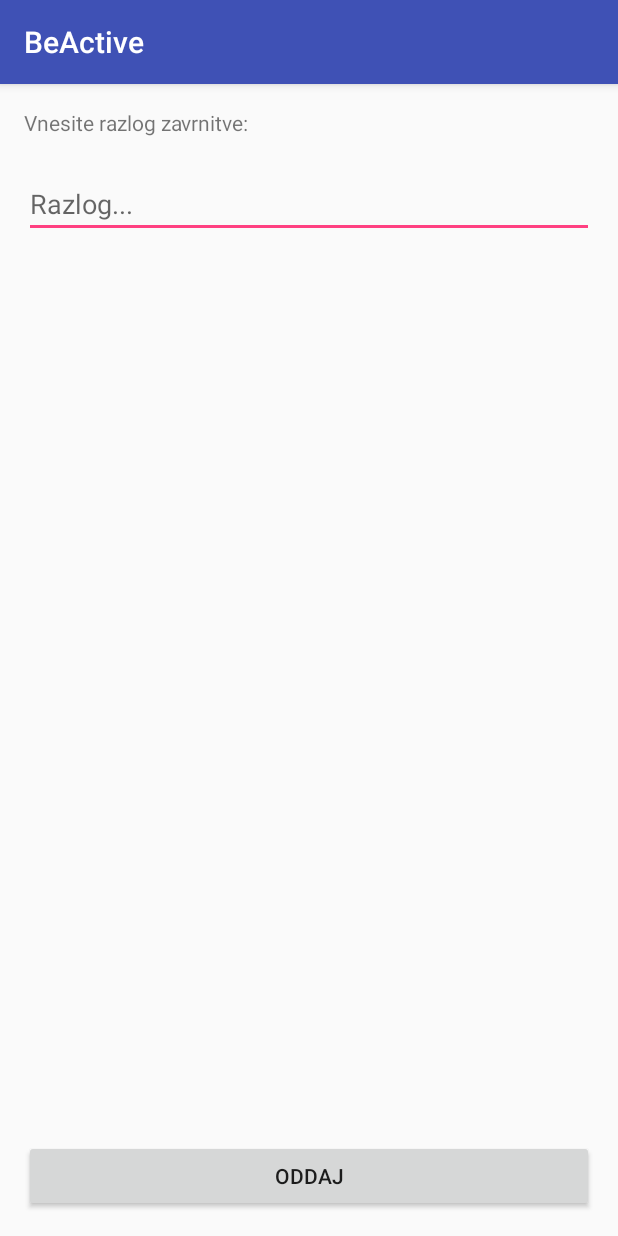
After one commit to markoftw/BeActive_Android, an Android app: the ReviewMessageActivity screen opened directly, with no data from a screen before it, on a phone screen of 412 x 824 dp. The commit adds this screen. Run offline under Robolectric (Android 15) with nearby library versions, the phone set to English and light mode, and no system bars.

Commit message:
Release 0.1.1

```diff
--- a/app/src/main/java/com/marefx/marko/beactive/FirebaseMessagingIDService.java
+++ b/app/src/main/java/com/marefx/marko/beactive/FirebaseMessagingIDService.java
@@ -31,10 +31,10 @@ public class FirebaseMessagingIDService extends FirebaseInstanceIdService {
         RequestBody body = new FormBody.Builder()
                 .add("device_token", token)
                 .build();
-
+        DataService.getToken(FirebaseMessagingIDService.this);
         Request request = new Request.Builder()
-                .addHeader("Authorization", "Bearer " + LoginActivity.JWTToken)
-                .url(UserActivity.SERVER_ADDRESS + "/api/user/register/device")
+                .addHeader("Authorization", "Bearer " + DataService.JWTToken)
+                .url(DataService.SERVER_ADDRESS + "/api/user/register/device")
                 .post(body)
                 .build();
 
--- /dev/null
+++ b/app/src/main/java/com/marefx/marko/beactive/ReviewMessageActivity.java
@@ -0,0 +1,50 @@
+package com.marefx.marko.beactive;
+
+import android.app.Activity;
+import android.content.Context;
+import android.content.Intent;
+import android.support.v7.app.AppCompatActivity;
+import android.os.Bundle;
+import android.text.InputType;
+import android.view.KeyEvent;
+import android.view.MotionEvent;
+import android.view.View;
+import android.view.ViewGroup;
+import android.view.inputmethod.EditorInfo;
+import android.view.inputmethod.InputMethodManager;
+import android.widget.Button;
+import android.widget.EditText;
+import android.widget.TextView;
+import android.widget.Toast;
+
+public class ReviewMessageActivity extends AppCompatActivity {
+
+    TextView naslov;
+    EditText razlog;
+    Button oddaj;
+
+    @Override
+    protected void onCreate(Bundle savedInstanceState) {
+        super.onCreate(savedInstanceState);
+        setContentView(R.layout.activity_review_message);
+
+        naslov = (TextView) findViewById(R.id.textViewNaslov);
+        razlog = (EditText) findViewById(R.id.editTextRazlog);
+        oddaj = (Button) findViewById(R.id.buttonOddaj);
+
+        Intent intent = getIntent();
+        final Integer post_id = intent.getIntExtra("post_id", 0);
+
+        oddaj.setOnClickListener(new View.OnClickListener() {
+            @Override
+            public void onClick(View v) {
+                //Toast.makeText(ReviewMessageActivity.this, post_id.toString(), Toast.LENGTH_LONG).show();
+                if(razlog.getText().length() > 0) {
+                    // send request
+                } else {
+                    Toast.makeText(ReviewMessageActivity.this, "Prosimo vnesite razlog", Toast.LENGTH_LONG).show();
+                }
+            }
+        });
+    }
+}
--- a/app/src/main/res/layout/activity_review.xml
+++ b/app/src/main/res/layout/activity_review.xml
@@ -12,7 +12,7 @@
     tools:context="com.marefx.marko.beactive.ReviewActivity">
 
     <TextView
-        android:text="No pending reviews"
+        android:text="Ni čakajočih slik za odobritev"
         android:layout_width="wrap_content"
         android:layout_height="wrap_content"
         android:id="@+id/textViewTItle"
@@ -34,7 +34,6 @@
     <ImageView
         android:layout_width="wrap_content"
         android:layout_height="wrap_content"
-        app:srcCompat="@drawable/ic_action_name"
         android:id="@+id/imageViewBody"
         android:layout_below="@+id/textViewImageTitle"
         android:layout_alignParentStart="true"
@@ -43,7 +42,7 @@
         android:layout_above="@+id/buttonReviewConfirm" />
 
     <Button
-        android:text="Review"
+        android:text="Oceni"
         android:layout_width="wrap_content"
         android:layout_height="wrap_content"
         android:layout_alignParentBottom="true"
--- /dev/null
+++ b/app/src/main/res/layout/activity_review_message.xml
@@ -0,0 +1,45 @@
+<?xml version="1.0" encoding="utf-8"?>
+<RelativeLayout xmlns:android="http://schemas.android.com/apk/res/android"
+    xmlns:tools="http://schemas.android.com/tools"
+    android:id="@+id/activity_review_message"
+    android:layout_width="match_parent"
+    android:layout_height="match_parent"
+    android:paddingBottom="@dimen/activity_vertical_margin"
+    android:paddingLeft="@dimen/activity_horizontal_margin"
+    android:paddingRight="@dimen/activity_horizontal_margin"
+    android:paddingTop="@dimen/activity_vertical_margin"
+    tools:context="com.marefx.marko.beactive.ReviewMessageActivity">
+
+    <TextView
+        android:text="Vnesite razlog zavrnitve:"
+        android:layout_width="wrap_content"
+        android:layout_height="wrap_content"
+        android:layout_alignParentTop="true"
+        android:layout_alignParentStart="true"
+        android:id="@+id/textViewNaslov"
+        android:layout_alignParentEnd="true" />
+
+    <Button
+        android:text="Oddaj"
+        android:layout_width="wrap_content"
+        android:layout_height="wrap_content"
+        android:layout_alignParentBottom="true"
+        android:layout_alignParentStart="true"
+        android:id="@+id/buttonOddaj"
+        android:layout_alignParentEnd="true" />
+
+    <EditText
+        android:layout_width="wrap_content"
+        android:layout_height="wrap_content"
+        android:inputType="textImeMultiLine"
+        android:ems="10"
+        android:layout_below="@+id/textViewNaslov"
+        android:layout_alignParentStart="true"
+        android:layout_marginTop="22dp"
+        android:id="@+id/editTextRazlog"
+        android:layout_alignParentEnd="true"
+        android:imeOptions="actionDone"
+        android:singleLine="true"
+        android:hint="Razlog..."/>
+
+</RelativeLayout>
```
Also changed, not shown: app/src/main/AndroidManifest.xml (+13 -5 lines), app/src/main/java/com/marefx/marko/beactive/DataService.java (+177 -1 lines), app/src/main/java/com/marefx/marko/beactive/LoginActivity.java (+16 -39 lines), app/src/main/java/com/marefx/marko/beactive/ReviewActivity.java (+75 -111 lines), app/src/main/java/com/marefx/marko/beactive/UserActivity.java (+16 -27 lines), app/src/main/res/layout/activity_user.xml (+20 -38 lines), app/src/main/res/drawable-xxhdpi/perm_group_sync_settings.png (added).
